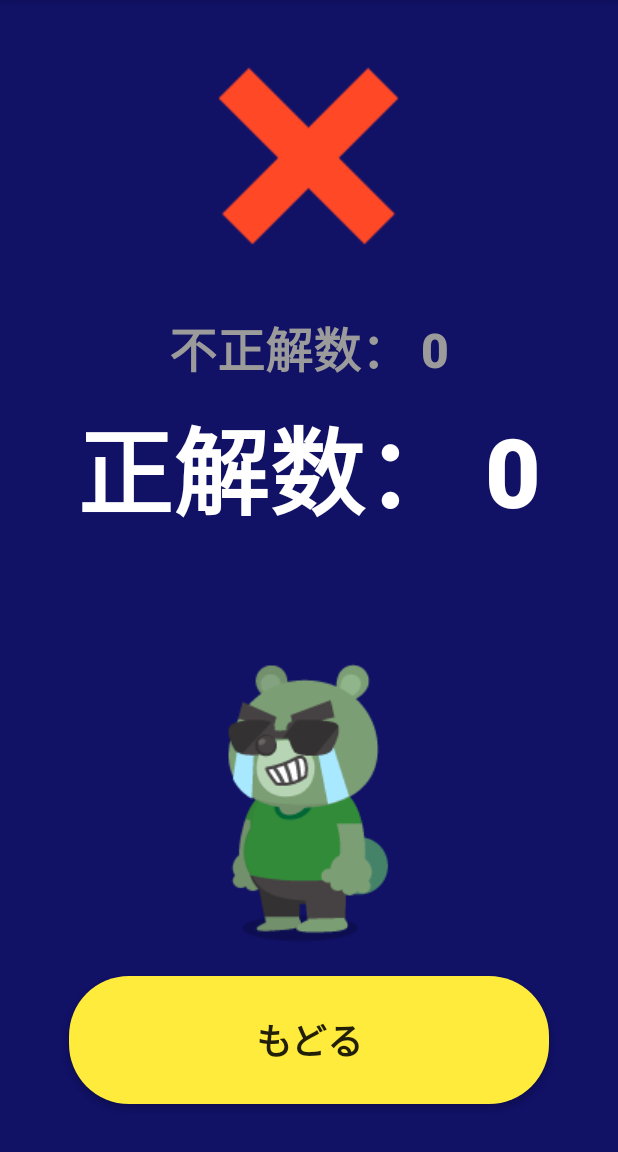
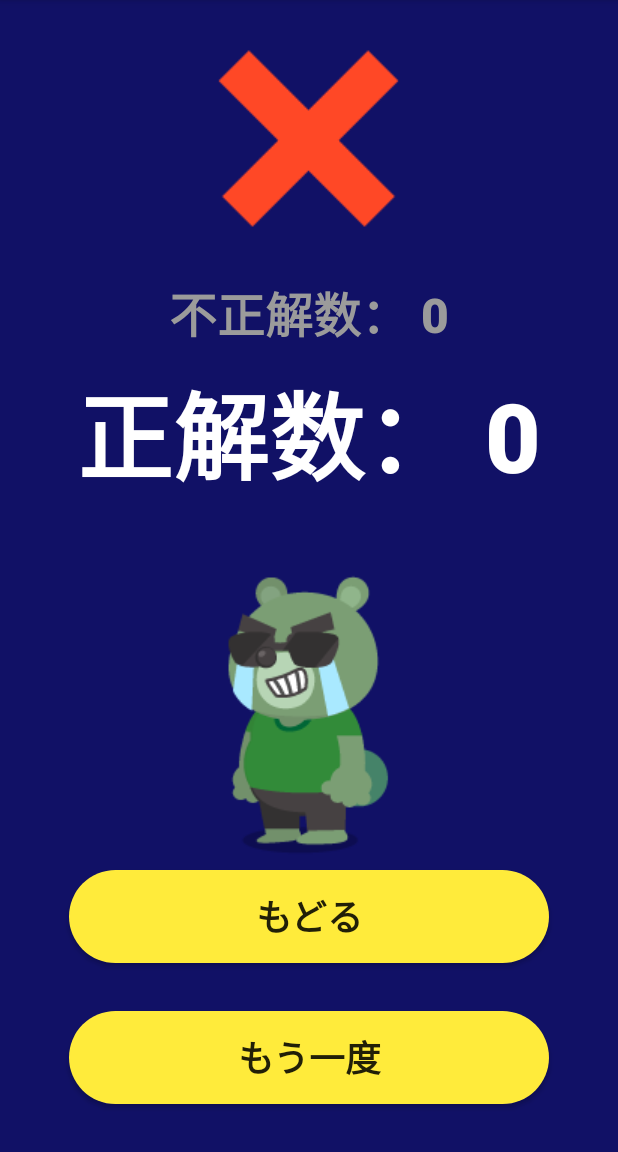
Before and after one commit to Aogon/Anzan, an Android app: the AnswerActivity screen opened directly, with no data from a screen before it, on a phone screen of 412 x 824 dp, the part 84-1236 px from its top. Run offline under Robolectric (Android 15) with nearby library versions, the phone set to English and light mode, and no system bars.

```diff
--- a/app/src/main/res/layout/activity_answer.xml
+++ b/app/src/main/res/layout/activity_answer.xml
@@ -55,4 +55,15 @@
         android:fontFamily="sans-serif-black"
         android:text="もどる"
         android:textSize="24sp" />
+
+    <Button
+        android:id="@+id/retryButton"
+        android:layout_width="320dp"
+        android:layout_height="56dp"
+        android:layout_marginBottom="32dp"
+        android:layout_weight="1"
+        android:background="@drawable/background_rounded_courners"
+        android:fontFamily="sans-serif-black"
+        android:text="もう一度"
+        android:textSize="24sp" />
 </LinearLayout>
```
Also changed, not shown: app/src/main/java/Question.kt (added, +12 -0 lines), app/src/main/java/app/sakai/tororoimo/anzan/AnswerActivity.kt (+8 -0 lines), app/src/main/java/app/sakai/tororoimo/anzan/MainActivity.kt (+85 -2 lines).
